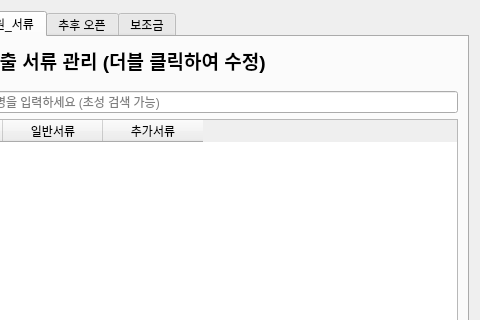
The window that ui/region_manager.ui (Glen-Lee-glitch/new_viewer) describes before a commit, drawn with Qt 5; both pictures show x 120 to 600 and y 0 to 320 of the 600 by 700 pixel window.
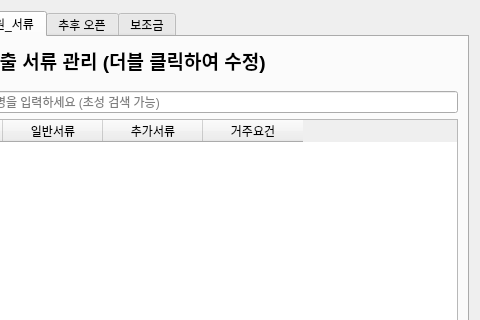
The same window after the commit.

Commit message: feat: '지역 관리' 창에 '거주요건' 데이터 연결

The edit to the form file:
```diff
--- a/ui/region_manager.ui
+++ b/ui/region_manager.ui
@@ -159,6 +159,11 @@
            <string>추가서류</string>
           </property>
          </column>
+         <column>
+          <property name="text">
+           <string>거주요건</string>
+          </property>
+         </column>
         </widget>
        </item>
       </layout>
```
The commit also changes 2 other files.
